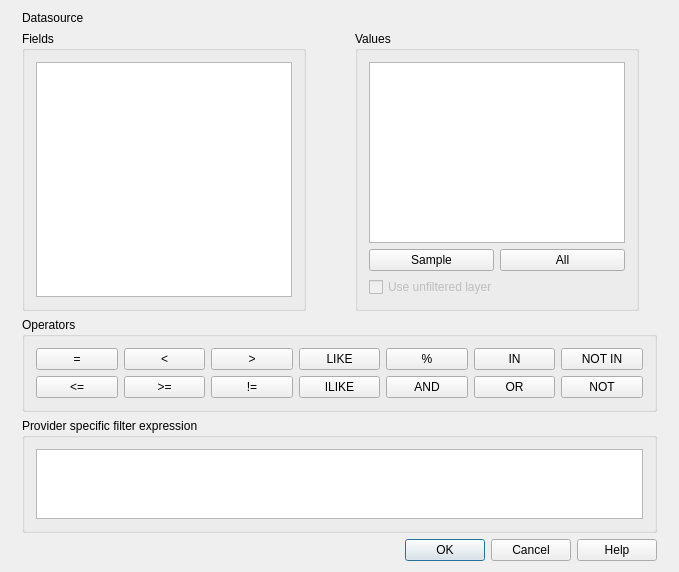
The window that src/ui/qgsquerybuilderbase.ui (carsmie/QGIS) describes before a commit, drawn with Qt 5.
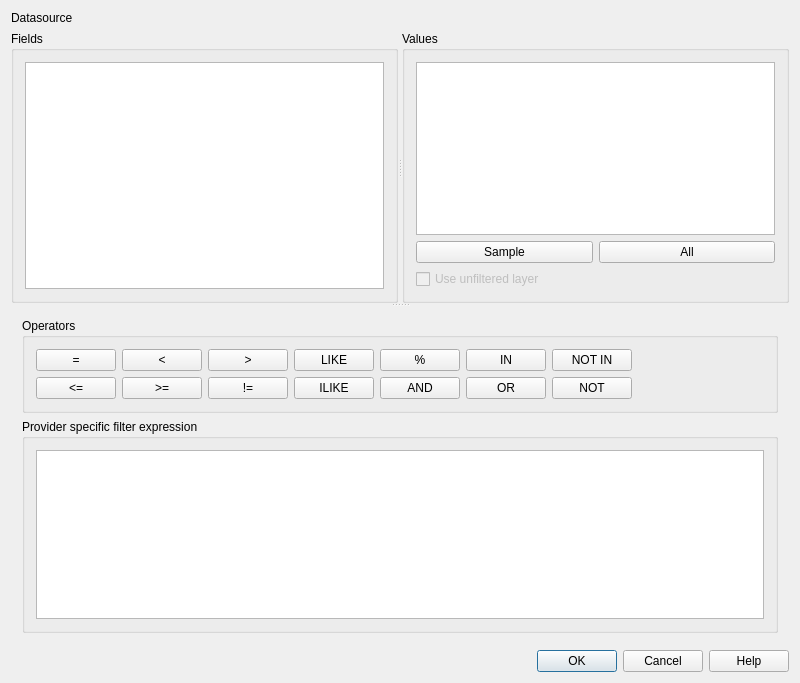
The same window after the commit. Icons and pictures are not drawn.

Commit message: UI: splitter for the query builder dialog

Patch:
```diff
--- a/src/ui/qgsquerybuilderbase.ui
+++ b/src/ui/qgsquerybuilderbase.ui
@@ -8,8 +8,8 @@
    <rect>
     <x>0</x>
     <y>0</y>
-    <width>679</width>
-    <height>572</height>
+    <width>800</width>
+    <height>683</height>
    </rect>
   </property>
   <property name="sizePolicy">
@@ -29,8 +29,8 @@
   <property name="modal">
    <bool>true</bool>
   </property>
-  <layout class="QGridLayout">
-   <item row="0" column="0" colspan="2">
+  <layout class="QGridLayout" name="gridLayout">
+   <item row="0" column="0">
     <widget class="QLabel" name="lblDataUri">
      <property name="text">
       <string>Datasource</string>
@@ -38,6 +38,14 @@
     </widget>
    </item>
    <item row="1" column="0">
+    <widget class="QSplitter" name="splitter_2">
+     <property name="orientation">
+      <enum>Qt::Vertical</enum>
+     </property>
+     <widget class="QSplitter" name="splitter">
+      <property name="orientation">
+       <enum>Qt::Horizontal</enum>
+      </property>
     <widget class="QGroupBox" name="groupBox1">
      <property name="sizePolicy">
       <sizepolicy hsizetype="Fixed" vsizetype="Expanding">
@@ -64,8 +72,6 @@
       </item>
      </layout>
     </widget>
-   </item>
-   <item row="1" column="1">
     <widget class="QGroupBox" name="groupBox2">
      <property name="sizePolicy">
       <sizepolicy hsizetype="Fixed" vsizetype="Expanding">
@@ -137,8 +143,10 @@
       </item>
      </layout>
     </widget>
-   </item>
-   <item row="2" column="0" colspan="2">
+     </widget>
+     <widget class="QWidget" name="verticalLayoutWidget">
+      <layout class="QVBoxLayout" name="verticalLayout">
+       <item>
     <widget class="QGroupBox" name="groupBox4">
      <property name="title">
       <string>Operators</string>
@@ -147,45 +155,10 @@
       <property name="margin">
        <number>11</number>
       </property>
-      <item row="0" column="0">
-       <widget class="QPushButton" name="btnEqual">
+          <item row="0" column="3">
+           <widget class="QPushButton" name="btnLike">
         <property name="text">
-         <string>=</string>
-        </property>
-       </widget>
-      </item>
-      <item row="0" column="1">
-       <widget class="QPushButton" name="btnLessThan">
-        <property name="text">
-         <string>&lt;</string>
-        </property>
-       </widget>
-      </item>
-      <item row="1" column="6">
-       <widget class="QPushButton" name="btnNot">
-        <property name="text">
-         <string>NOT</string>
-        </property>
-       </widget>
-      </item>
-      <item row="1" column="5">
-       <widget class="QPushButton" name="btnOr">
-        <property name="text">
-         <string>OR</string>
-        </property>
-       </widget>
-      </item>
-      <item row="1" column="4">
-       <widget class="QPushButton" name="btnAnd">
-        <property name="text">
-         <string>AND</string>
-        </property>
-       </widget>
-      </item>
-      <item row="0" column="4">
-       <widget class="QPushButton" name="btnPct">
-        <property name="text">
-         <string>%</string>
+             <string>LIKE</string>
         </property>
        </widget>
       </item>
@@ -196,6 +169,20 @@
         </property>
        </widget>
       </item>
+          <item row="1" column="0">
+           <widget class="QPushButton" name="btnLessEqual">
+            <property name="text">
+             <string>&lt;=</string>
+            </property>
+           </widget>
+          </item>
+          <item row="0" column="1">
+           <widget class="QPushButton" name="btnLessThan">
+            <property name="text">
+             <string>&lt;</string>
+            </property>
+           </widget>
+          </item>
       <item row="0" column="6">
        <widget class="QPushButton" name="btnNotIn">
         <property name="text">
@@ -203,13 +190,6 @@
         </property>
        </widget>
       </item>
-      <item row="1" column="2">
-       <widget class="QPushButton" name="btnNotEqual">
-        <property name="text">
-         <string>!=</string>
-        </property>
-       </widget>
-      </item>
       <item row="0" column="2">
        <widget class="QPushButton" name="btnGreaterThan">
         <property name="text">
@@ -217,10 +197,10 @@
         </property>
        </widget>
       </item>
-      <item row="0" column="3">
-       <widget class="QPushButton" name="btnLike">
+          <item row="0" column="0">
+           <widget class="QPushButton" name="btnEqual">
         <property name="text">
-         <string>LIKE</string>
+             <string>=</string>
         </property>
        </widget>
       </item>
@@ -231,6 +211,27 @@
         </property>
        </widget>
       </item>
+          <item row="1" column="5">
+           <widget class="QPushButton" name="btnOr">
+            <property name="text">
+             <string>OR</string>
+            </property>
+           </widget>
+          </item>
+          <item row="0" column="4">
+           <widget class="QPushButton" name="btnPct">
+            <property name="text">
+             <string>%</string>
+            </property>
+           </widget>
+          </item>
+          <item row="1" column="2">
+           <widget class="QPushButton" name="btnNotEqual">
+            <property name="text">
+             <string>!=</string>
+            </property>
+           </widget>
+          </item>
       <item row="1" column="1">
        <widget class="QPushButton" name="btnGreaterEqual">
         <property name="text">
@@ -238,24 +239,44 @@
         </property>
        </widget>
       </item>
-      <item row="1" column="0">
-       <widget class="QPushButton" name="btnLessEqual">
+          <item row="1" column="4">
+           <widget class="QPushButton" name="btnAnd">
         <property name="text">
-         <string>&lt;=</string>
+             <string>AND</string>
         </property>
        </widget>
       </item>
-     </layout>
-    </widget>
-   </item>
-   <item row="3" column="0" colspan="2">
-    <widget class="QGroupBox" name="groupBox3">
-     <property name="maximumSize">
+          <item row="1" column="6">
+           <widget class="QPushButton" name="btnNot">
+            <property name="text">
+             <string>NOT</string>
+            </property>
+           </widget>
+          </item>
+          <item row="0" column="7">
+           <spacer name="horizontalSpacer">
+            <property name="orientation">
+             <enum>Qt::Horizontal</enum>
+            </property>
+            <property name="sizeHint" stdset="0">
       <size>
-       <width>32767</width>
-       <height>116</height>
-      </size>
-     </property>
+              <width>40</width>
+              <height>20</height>
+             </size>
+            </property>
+           </spacer>
+          </item>
+         </layout>
+        </widget>
+       </item>
+       <item>
+        <widget class="QGroupBox" name="groupBox3">
+         <property name="sizePolicy">
+          <sizepolicy hsizetype="Preferred" vsizetype="Expanding">
+           <horstretch>0</horstretch>
+           <verstretch>0</verstretch>
+          </sizepolicy>
+         </property>
      <property name="title">
       <string>Provider specific filter expression</string>
      </property>
@@ -269,7 +290,11 @@
      </layout>
     </widget>
    </item>
-   <item row="4" column="0" colspan="2">
+      </layout>
+     </widget>
+    </widget>
+   </item>
+   <item row="2" column="0">
     <widget class="QDialogButtonBox" name="buttonBox">
      <property name="standardButtons">
       <set>QDialogButtonBox::Cancel|QDialogButtonBox::Help|QDialogButtonBox::Ok</set>
```
Left out of the diff: 6 changed lines with no effect on the pictures. Lines whose indentation alone changed are shown as unchanged.
